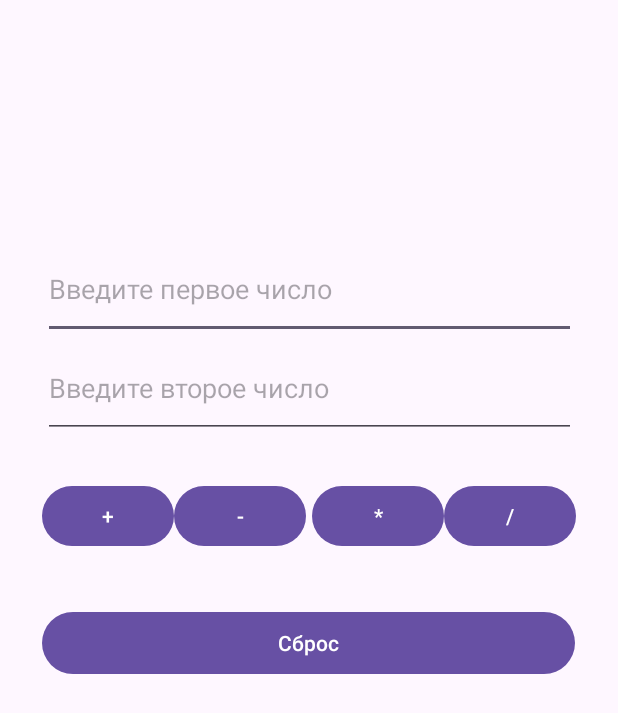
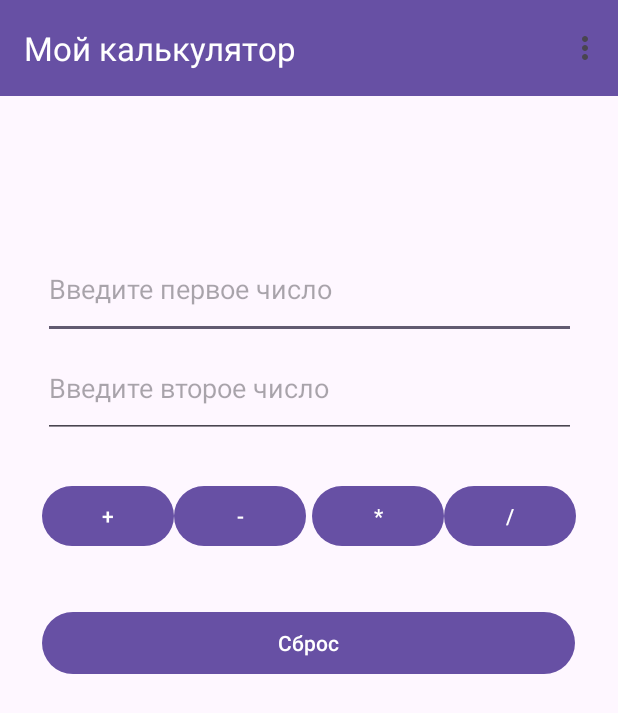
Before and after one commit to Ork2004/CalculatorProject, an Android app: the screen it shows after launch (MainActivity), on a phone screen of 412 x 824 dp. Shown: the top 713 px of the screen. Run offline under Robolectric (Android 15) with nearby library versions, the phone set to English and light mode, and no system bars.

Commit message:
Added toolbar and menu for calculator UI

```diff
--- a/app/src/main/java/com/example/calculaterproject/MainActivity.java
+++ b/app/src/main/java/com/example/calculaterproject/MainActivity.java
@@ -1,5 +1,6 @@
 package com.example.calculaterproject;
 
+import android.content.Intent;
 import android.os.Bundle;
 import android.text.TextUtils;
 import android.widget.Button;
@@ -8,6 +9,7 @@ import android.widget.Toast;
 
 import androidx.activity.EdgeToEdge;
 import androidx.appcompat.app.AppCompatActivity;
+import androidx.appcompat.widget.Toolbar;
 import androidx.core.graphics.Insets;
 import androidx.core.view.ViewCompat;
 import androidx.core.view.WindowInsetsCompat;
@@ -23,6 +25,9 @@ public class MainActivity extends AppCompatActivity {
         EdgeToEdge.enable(this);
         setContentView(R.layout.activity_main);
 
+        Toolbar toolbar = findViewById(R.id.toolbar);
+        setSupportActionBar(toolbar);
+
         input1 = findViewById(R.id.input1);
         input2 = findViewById(R.id.input2);
         btnAdd = findViewById(R.id.btnAdd);
@@ -37,6 +42,22 @@ public class MainActivity extends AppCompatActivity {
         btnDivide.setOnClickListener(view -> performOperation('/'));
 
         btnReset.setOnClickListener(view -> resetFields());
+    }
+
+    @Override
+    public boolean onCreateOptionsMenu(android.view.Menu menu) {
+        getMenuInflater().inflate(R.menu.menu_main, menu);
+        return true;
+    }
+    @Override
+    public boolean onOptionsItemSelected(android.view.MenuItem item) {
+        int id = item.getItemId();
+
+        if (id == R.id.action_standard_calculator) {
+            return true;
+        }
+
+        return super.onOptionsItemSelected(item);
     }
 
     private void performOperation(char operator) {
--- a/app/src/main/res/layout/activity_main.xml
+++ b/app/src/main/res/layout/activity_main.xml
@@ -7,6 +7,17 @@
     android:layout_width="match_parent"
     android:layout_height="match_parent"
     tools:context=".MainActivity">
+
+    <androidx.appcompat.widget.Toolbar
+        android:id="@+id/toolbar"
+        android:layout_width="0dp"
+        android:layout_height="wrap_content"
+        android:background="?attr/colorPrimary"
+        app:layout_constraintTop_toTopOf="parent"
+        app:layout_constraintStart_toStartOf="parent"
+        app:layout_constraintEnd_toEndOf="parent"
+        app:title="Мой калькулятор"
+        app:titleTextColor="@android:color/white" />
 
     <EditText
         android:id="@+id/input1"
--- /dev/null
+++ b/app/src/main/res/menu/menu_main.xml
@@ -0,0 +1,10 @@
+<?xml version="1.0" encoding="utf-8"?>
+<menu xmlns:android="http://schemas.android.com/apk/res/android"
+    android:layout_width="match_parent"
+    android:layout_height="match_parent">
+
+    <item
+        android:id="@+id/action_standard_calculator"
+        android:title="Обычный калькулятор" />
+
+</menu>
```
